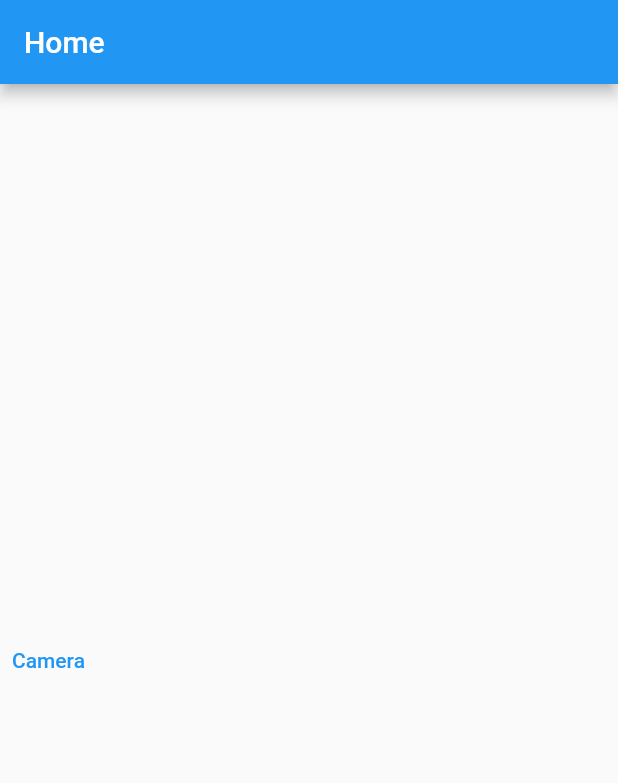
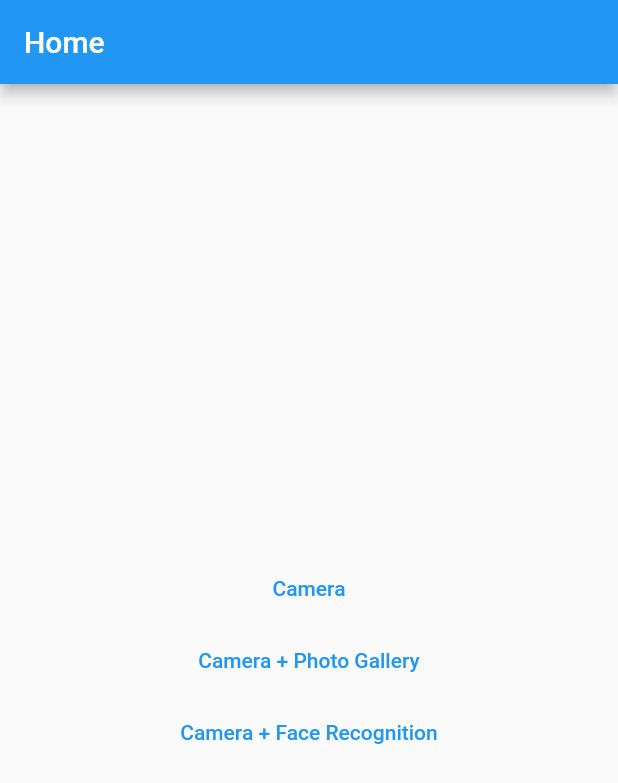
Before and after one commit to ryufitreet/camera_test, a Flutter app: the screen it shows after launch, on a phone screen of 412 x 824 dp. Shown: the top 783 px of the screen. Run offline on Flutter 3.47's test engine with Material 2 defaults, Android fonts, the phone set to English and light mode, and no system bars; our stand-ins replace camera.

Commit message:
Show camear

```diff
--- /dev/null
+++ b/lib/ui/screens/camera/camera.dart
@@ -0,0 +1,25 @@
+import 'package:flutter/material.dart';
+import 'package:camera/camera.dart';
+
+class Camera extends StatelessWidget {
+
+  final CameraController? cameraController;
+
+  const Camera({
+    Key? key,
+    this.cameraController,
+  }) : super(key: key);
+
+  @override
+  Widget build(BuildContext context) {
+    return Column(
+      children: <Widget>[
+        CameraPreview(cameraController!),
+        TextButton(
+          onPressed: () => print('TODO Change camera'),
+          child: Text('Switch camera'),
+        ),
+      ],
+    );
+  }
+}
--- a/lib/ui/screens/home/home_screen.dart
+++ b/lib/ui/screens/home/home_screen.dart
@@ -12,10 +12,19 @@ class HomeScreen extends StatelessWidget {
       ),
       body: Column(
         mainAxisAlignment: MainAxisAlignment.center,
+        crossAxisAlignment: CrossAxisAlignment.stretch,
         children: [
           TextButton(
             onPressed: () => _cameraScreen(context),
             child: Text('Camera'),
+          ),
+          TextButton(
+            onPressed: () => _cameraScreen(context),
+            child: Text('Camera + Photo Gallery'),
+          ),
+          TextButton(
+            onPressed: () => _cameraScreen(context),
+            child: Text('Camera + Face Recognition'),
           ),
         ],
       ),
```
Also changed, not shown: lib/ui/screens/camera/body.dart (+6 -4 lines), lib/ui/screens/camera/camera_container.dart (deleted, +0 -19 lines).
